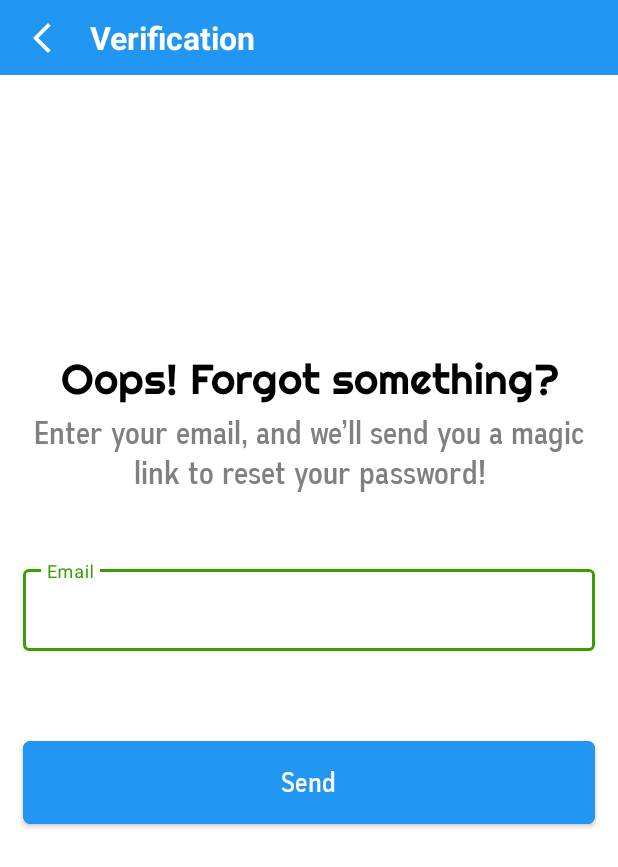
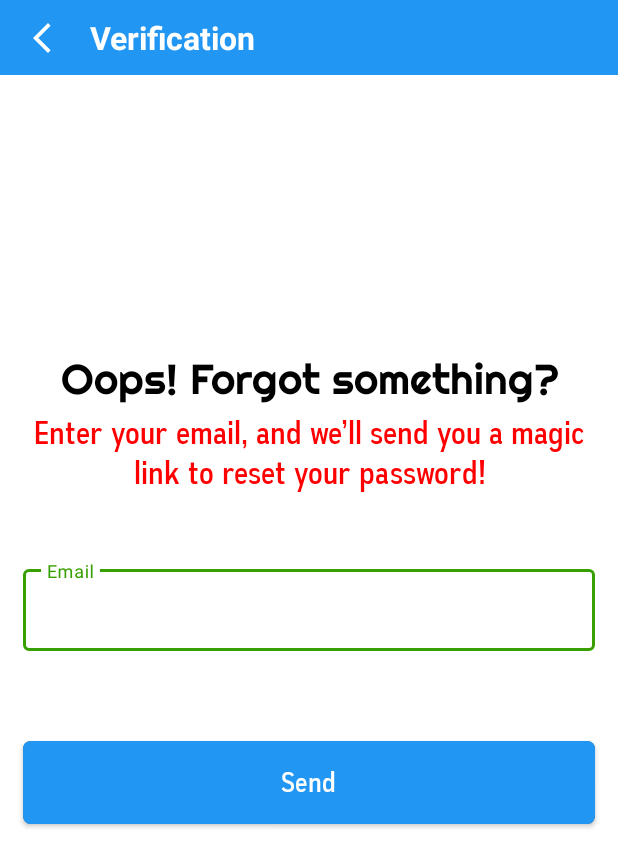
Before and after one commit to mehmettonl/Artt-r-lm-Ger-eklik-YMGK, an Android app: the ForgotPasswordActivity screen opened directly, with no data from a screen before it, on a phone screen of 412 x 824 dp. Shown: the top 867 px of the screen. Run offline under Robolectric (Android 15) with nearby library versions, the phone set to English and light mode, and no system bars; our stand-ins replace Firebase (no records; nobody signed in at launch, a user with empty details on screens opened directly).

Commit message:
değişiklikler eklendi

```diff
--- a/app/src/main/res/layout/activity_forgot_password.xml
+++ b/app/src/main/res/layout/activity_forgot_password.xml
@@ -66,7 +66,7 @@
                         android:fontFamily="@font/autoradiographic"
                         android:gravity="center"
                         android:text="@string/forgot_password_description"
-                        android:textColor="@color/gray"
+                        android:textColor="#FF0000"
                         android:textSize="22sp" />
                 </LinearLayout>
 
```
